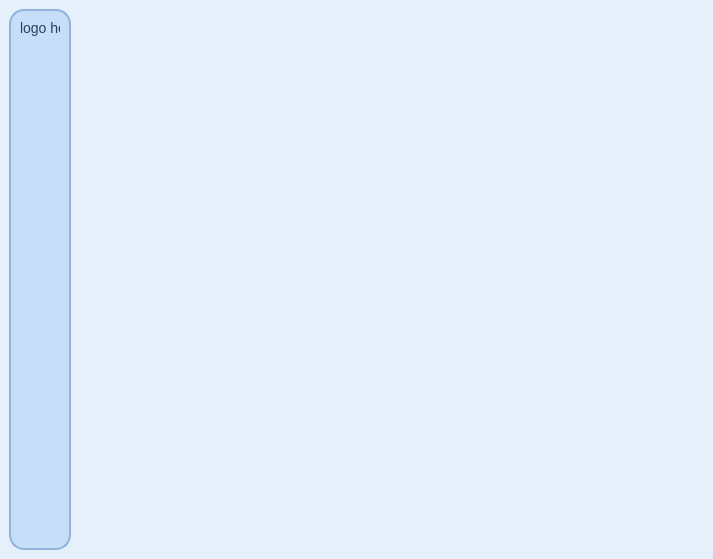
First picture: the form in python_application/gui/ui_files/app_sw.ui, repository MohammadIbraheem71/Image_filter_applicator, before the edit.
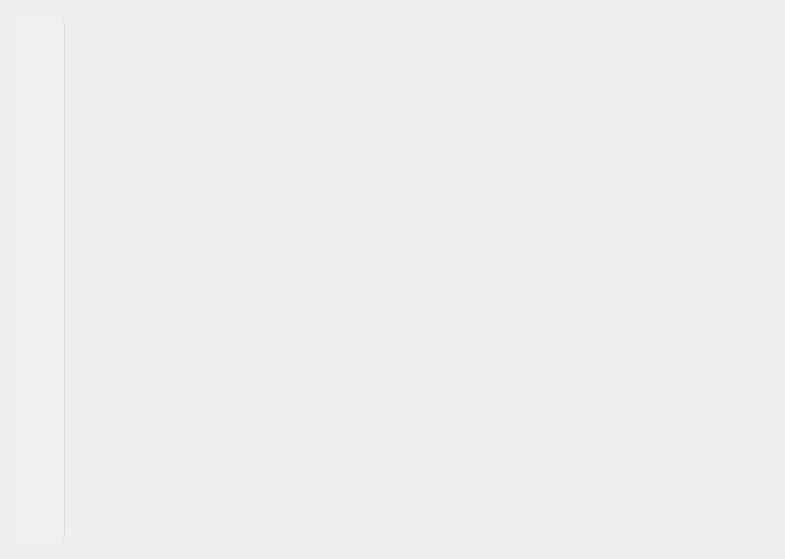
Second picture: the form after the edit. Icons and pictures are not drawn.

```diff
--- a/python_application/gui/ui_files/app_sw.ui
+++ b/python_application/gui/ui_files/app_sw.ui
@@ -6,7 +6,7 @@
    <rect>
     <x>0</x>
     <y>0</y>
-    <width>713</width>
+    <width>785</width>
     <height>559</height>
    </rect>
   </property>
@@ -15,25 +15,29 @@
   </property>
   <property name="styleSheet">
    <string notr="true">/* -----------------------------------------
-   GENERAL
+   GENERAL - Modern Glassmorphism UI
 ----------------------------------------- */
 QWidget {
-    background-color: #E6F0FA;   /* soft light blue */
-    font-family: &quot;Segoe UI&quot;;
+    background: qlineargradient(x1:0, y1:0, x2:1, y2:0,
+                                stop:0 rgba(150, 50, 100, 0.9),   /* Dark pink on the left */
+                                stop:1 rgba(80, 40, 140, 0.9));  /* Purple on the right */
+    font-family: -apple-system, BlinkMacSystemFont, &quot;Segoe UI&quot;, &quot;Roboto&quot;, &quot;Helvetica&quot;, sans-serif;
     font-size: 14px;
-    color: #2A3E5C;              /* dark blue text for contrast */
+    color: #E8E0F5;                 /* Light purple text */
 }
 
 /* -----------------------------------------
    BUTTONS (GENERAL)
 ----------------------------------------- */
 QPushButton {
-    background-color: #D0E4F7;       /* pale blue */
-    color: #2A3E5C;                  /* dark blue text */
-    border: 2px solid #A3C2E7;       /* subtle border */
-    border-radius: 10px;
-    padding: 8px 16px;
-    box-shadow: 0 2px 4px rgba(0,0,0,0.1); /* soft shadow */
+    background-color: rgba(255, 255, 255, 0.12);  /* Glass-like translucent */
+    color: #F5F0FF;
+    border: 1px solid rgba(255, 255, 255, 0.25);
+    border-radius: 6px;
+    padding: 0px;
+    font-weight: 600;
+    font-size: 14px;
+    min-height: 36px;
 }
 
 QPushButton:hover {
@@ -47,34 +51,59 @@
 
 /* Disabled state */
 QPushButton:disabled {
-    background-color: #D9E7F5;
-    color: #A3B9C9;
+    background-color: rgba(180, 170, 190, 0.3);
+    color: rgba(45, 36, 64, 0.4);
+    border: 1px solid rgba(255, 255, 255, 0.2);
+}
+
+QPushButton::icon {
+    alignment: center;
+}
+
+/* Secondary button style */
+QPushButton[secondary=&quot;true&quot;] {
+    background-color: rgba(255, 255, 255, 0.08);
+    color: #F5F0FF;
+    border: 1px solid rgba(255, 255, 255, 0.2);
+}
+
+QPushButton[secondary=&quot;true&quot;]:hover {
+    background-color: rgba(255, 255, 255, 0.15);
+    border: 1px solid rgba(255, 255, 255, 0.35);
+    box-shadow: 0 8px 24px rgba(255, 255, 255, 0.2);
 }
 
 /* -----------------------------------------
    SIDEBAR
 ----------------------------------------- */
 QFrame#sidebar {
-    background-color: #C6DEF8;       /* slightly darker blue */
-    border: 2px solid #91B3DC; /* subtle outline */
-	border-radius: 15px;
+    background-color: rgba(255, 255, 255, 0.08);  /* Very translucent to see background through */
+    border-right: 1px solid rgba(200, 160, 220, 0.3);
+    border-radius: 0px;
+    padding: 20px 1px;
 }
 
-QLabel#logo_gif{
-	background-color: transparent;
+/* Logo styling */
+QLabel#logo_gif {
+    background-color: transparent;
+    border-radius: 12px;
+    padding: 16px 0px;
 }
 
 /* -----------------------------------------
-   SIDEBAR BUTTONS (ICON ONLY)
+   SIDEBAR BUTTONS (Glowing Effect)
 ----------------------------------------- */
 QPushButton#filter_pg_btn,
 QPushButton#gallery_pg_btn,
 QPushButton#profile_pg_btn {
     background-color: transparent;
     border: none;
-    color: transparent;
-    padding: 0px;
-    margin: 0px;
+    color: #2D2440;
+    padding: 14px 16px;
+    border-radius: 14px;
+    text-align: left;
+    font-weight: 500;
+    font-size: 15px;
 }
 
 QPushButton#filter_pg_btn:hover,
@@ -84,58 +113,361 @@
     border-radius: 5px;
 }
 
-QPushButton#filter_pg_btn:pressed,
-QPushButton#gallery_pg_btn:pressed,
-QPushButton#profile_pg_btn:pressed {
-    background-color: rgba(41, 128, 185, 0.2); /* subtle press effect */
+QPushButton#filter_pg_btn,
+QPushButton#gallery_pg_btn,
+QPushButton#profile_pg_btn {
+    padding: 0px;                  /* Remove padding offsets */
+    text-align: center;            /* Center icon */
+    qproperty-iconSize: 28px 28px; /* (Optional) define icon size */
+}
+
+/* Active/selected state */
+QPushButton#filter_pg_btn[active=&quot;true&quot;],
+QPushButton#gallery_pg_btn[active=&quot;true&quot;],
+QPushButton#profile_pg_btn[active=&quot;true&quot;] {
+    font-weight: 700;
+    background-color: rgba(220, 180, 240, 0.4);
+    box-shadow: 0 0 15px rgba(200, 150, 230, 0.5);
 }
 
 /* -----------------------------------------
    COMBO BOX
 ----------------------------------------- */
 QComboBox {
-    background-color: #D0E4F7;
-    border: 2px solid #A3C2E7;
-    border-radius: 8px;
-    padding: 6px 30px 6px 10px; /* leave space for arrow */
-    color: #2A3E5C;
+    background-color: rgba(255, 255, 255, 0.5);
+    border: 1px solid rgba(255, 255, 255, 0.4);
+    border-radius: 12px;
+    padding: 10px 36px 10px 14px;
+    color: #2D2440;
+    font-weight: 500;
+    font-size: 14px;
+    min-height: 36px;
+}
+
+QComboBox:hover {
+    border: 1px solid rgba(220, 180, 230, 0.6);
+    background-color: rgba(255, 255, 255, 0.7);
+    box-shadow: 0 4px 16px rgba(220, 180, 230, 0.3);
+}
+
+QComboBox:focus {
+    border: 1px solid rgba(220, 180, 230, 0.8);
+    box-shadow: 0 0 20px rgba(220, 180, 230, 0.4);
 }
 
 QComboBox::drop-down {
     subcontrol-origin: padding;
     subcontrol-position: top right;
-    width: 25px;
-    border-left: 1px solid #A3C2E7;
+    width: 32px;
+    border-left: none;
+    border-top-right-radius: 12px;
+    border-bottom-right-radius: 12px;
 }
 
 QComboBox::down-arrow {
-    width: 0; 
-    height: 0;
-    border-left: 5px solid transparent;
-    border-right: 5px solid transparent;
-    border-top: 7px solid #2A3E5C; 
-    margin-right: 5px;
+    image: url(:/icons/arrow_down.svg);
+    width: 12px;
+    height: 12px;
 }
 
-/* hover */
-QComboBox:hover {
-    background-color: #B7D6F2;
-}
-
-/* pressed */
-QComboBox:pressed {
-    background-color: #A3C2E7;
-}
-
-/* popup list */
 QComboBox QAbstractItemView {
-    background-color: #E6F0FA;
-    border: 1px solid #A3C2E7;
-    selection-background-color: #B7D6F2;
-    selection-color: #2A3E5C;
+    background-color: rgba(250, 245, 255, 0.95);
+    border: 1px solid rgba(220, 180, 230, 0.5);
+    border-radius: 12px;
+    selection-background-color: rgba(220, 180, 240, 0.4);
+    selection-color: #2D2440;
     outline: 0;
+    padding: 6px;
 }
-</string>
+
+QComboBox QAbstractItemView::item {
+    min-height: 38px;
+    padding: 10px 14px;
+    color: #2D2440;
+    border-radius: 8px;
+}
+
+QComboBox QAbstractItemView::item:hover {
+    background-color: rgba(220, 180, 240, 0.3);
+    box-shadow: 0 0 12px rgba(220, 180, 230, 0.4);
+}
+
+/* -----------------------------------------
+   INPUT FIELDS (Glassmorphism)
+----------------------------------------- */
+QLineEdit, QTextEdit {
+    background-color: rgba(255, 255, 255, 0.5);
+    border: 1px solid rgba(255, 255, 255, 0.4);
+    border-radius: 12px;
+    padding: 11px 14px;
+    color: #2D2440;
+    font-size: 14px;
+}
+
+QLineEdit:focus, QTextEdit:focus {
+    background-color: rgba(255, 255, 255, 0.7);
+    border: 1px solid rgba(220, 180, 230, 0.8);
+    box-shadow: 0 0 20px rgba(220, 180, 230, 0.4);
+    outline: none;
+}
+
+QLineEdit::placeholder, QTextEdit::placeholder {
+    color: rgba(45, 36, 64, 0.5);
+}
+
+/* -----------------------------------------
+   SCROLLBARS (Glassmorphism)
+----------------------------------------- */
+QScrollBar:vertical {
+    background: rgba(255, 255, 255, 0.2);
+    width: 10px;
+    border-radius: 5px;
+    margin: 2px;
+}
+
+QScrollBar::handle:vertical {
+    background: rgba(220, 180, 230, 0.5);
+    border-radius: 5px;
+    min-height: 30px;
+}
+
+QScrollBar::handle:vertical:hover {
+    background: rgba(220, 180, 230, 0.8);
+    box-shadow: 0 0 10px rgba(200, 150, 230, 0.6);
+}
+
+QScrollBar::add-line:vertical, 
+QScrollBar::sub-line:vertical {
+    height: 0px;
+    background: none;
+}
+
+QScrollBar:horizontal {
+    background: rgba(255, 255, 255, 0.2);
+    height: 10px;
+    border-radius: 5px;
+    margin: 2px;
+}
+
+QScrollBar::handle:horizontal {
+    background: rgba(220, 180, 230, 0.5);
+    border-radius: 5px;
+    min-width: 30px;
+}
+
+QScrollBar::handle:horizontal:hover {
+    background: rgba(220, 180, 230, 0.8);
+    box-shadow: 0 0 10px rgba(200, 150, 230, 0.6);
+}
+
+/* -----------------------------------------
+   TABLE VIEWS
+----------------------------------------- */
+QTableView {
+    background-color: rgba(255, 255, 255, 0.4);
+    gridline-color: rgba(220, 180, 230, 0.2);
+    color: #2D2440;
+    border: 1px solid rgba(255, 255, 255, 0.4);
+    border-radius: 12px;
+    selection-background-color: rgba(220, 180, 240, 0.3);
+    selection-color: #2D2440;
+}
+
+QHeaderView::section {
+    background-color: rgba(240, 235, 250, 0.6);
+    color: #2D2440;
+    border: none;
+    border-bottom: 1px solid rgba(220, 180, 230, 0.3);
+    padding: 12px 10px;
+    font-weight: 600;
+    font-size: 12px;
+    text-transform: uppercase;
+    letter-spacing: 0.8px;
+}
+
+/* -----------------------------------------
+   CARDS / FRAMES
+----------------------------------------- */
+QFrame[card=&quot;true&quot;] {
+    background-color: rgba(255, 255, 255, 0.5);
+    border: 1px solid rgba(255, 255, 255, 0.4);
+    border-radius: 16px;
+    box-shadow: 0 8px 32px rgba(200, 150, 230, 0.2);
+}
+
+/* -----------------------------------------
+   SIDEBAR (Rounded Glass Panel)
+----------------------------------------- */
+QFrame#sidebar {
+    background-color: rgba(255, 255, 255, 0.08);
+    border-right: 1px solid rgba(200, 160, 220, 0.3);
+
+    border-radius: 10px;     /* Round the corners */
+    margin: 6px;            /* Push away from window so radius is visible */
+    padding: 20px 1px;
+}
+
+
+/* -----------------------------------------
+   LABELS (Headers)
+----------------------------------------- */
+QLabel[heading=&quot;true&quot;] {
+    font-weight: 700;
+    font-size: 18px;
+    color: #2D2440;
+}
+
+QLabel[subheading=&quot;true&quot;] {
+    font-weight: 500;
+    font-size: 14px;
+    color: rgba(45, 36, 64, 0.7);
+}
+
+/* -----------------------------------------
+   SEPARATORS
+----------------------------------------- */
+QFrame[separator=&quot;true&quot;] {
+    background-color: rgba(220, 180, 230, 0.3);
+    max-height: 1px;
+    min-height: 1px;
+}
+
+/* -----------------------------------------
+   TABS (Glassmorphism)
+----------------------------------------- */
+QTabWidget::pane {
+    border: none;
+    background-color: rgba(255, 255, 255, 0.4);
+    border-radius: 12px;
+}
+
+QTabBar::tab {
+    background-color: transparent;
+    color: rgba(45, 36, 64, 0.6);
+    border: none;
+    border-bottom: 2px solid transparent;
+    padding: 12px 20px;
+    font-weight: 600;
+    font-size: 14px;
+}
+
+QTabBar::tab:hover {
+    color: #2D2440;
+    background-color: rgba(220, 180, 240, 0.2);
+    box-shadow: 0 0 15px rgba(200, 150, 230, 0.4);
+}
+
+QTabBar::tab:selected {
+    color: #2D2440;
+    border-bottom: 2px solid rgba(200, 150, 230, 0.8);
+    background-color: rgba(220, 180, 240, 0.3);
+}
+
+/* -----------------------------------------
+   CHECKBOXES &amp; RADIO BUTTONS
+----------------------------------------- */
+QCheckBox, QRadioButton {
+    color: #2D2440;
+    spacing: 10px;
+}
+
+QCheckBox::indicator, QRadioButton::indicator {
+    width: 20px;
+    height: 20px;
+    border-radius: 5px;
+    border: 2px solid rgba(220, 180, 230, 0.5);
+    background-color: rgba(255, 255, 255, 0.5);
+}
+
+QCheckBox::indicator:hover, QRadioButton::indicator:hover {
+    border: 2px solid rgba(220, 180, 230, 0.8);
+    box-shadow: 0 0 12px rgba(200, 150, 230, 0.5);
+}
+
+QCheckBox::indicator:checked {
+    background-color: rgba(220, 180, 230, 0.8);
+    border: 2px solid rgba(200, 150, 230, 0.9);
+    image: url(:/icons/check_white.svg);
+    box-shadow: 0 0 15px rgba(200, 150, 230, 0.6);
+}
+
+QRadioButton::indicator {
+    border-radius: 10px;
+}
+
+QRadioButton::indicator:checked {
+    background-color: rgba(220, 180, 230, 0.8);
+    border: 5px solid rgba(255, 255, 255, 0.9);
+    box-shadow: 0 0 15px rgba(200, 150, 230, 0.6);
+}
+
+/* -----------------------------------------
+   TOOLTIPS
+----------------------------------------- */
+QToolTip {
+    background-color: rgba(240, 235, 250, 0.95);
+    color: #2D2440;
+    border: 1px solid rgba(220, 180, 230, 0.5);
+    border-radius: 8px;
+    padding: 8px 12px;
+    font-size: 12px;
+    box-shadow: 0 4px 16px rgba(200, 150, 230, 0.3);
+}
+
+/* -----------------------------------------
+   MENU &amp; CONTEXT MENUS
+----------------------------------------- */
+QMenu {
+    background-color: rgba(250, 245, 255, 0.95);
+    border: 1px solid rgba(220, 180, 230, 0.5);
+    border-radius: 12px;
+    padding: 6px;
+}
+
+QMenu::item {
+    padding: 10px 16px;
+    border-radius: 8px;
+    color: #2D2440;
+}
+
+QMenu::item:selected {
+    background-color: rgba(220, 180, 240, 0.4);
+    box-shadow: 0 0 12px rgba(200, 150, 230, 0.4);
+}
+
+QMenu::separator {
+    height: 1px;
+    background-color: rgba(220, 180, 230, 0.3);
+    margin: 6px 10px;
+}
+
+/* -----------------------------------------
+   DIALOGS &amp; MESSAGE BOXES
+----------------------------------------- */
+QDialog {
+    background-color: rgba(240, 230, 250, 0.95);
+}
+
+QMessageBox {
+    background-color: rgba(240, 230, 250, 0.95);
+}
+
+/* -----------------------------------------
+   PROGRESS BARS
+----------------------------------------- */
+QProgressBar {
+    background-color: rgba(255, 255, 255, 0.4);
+    border: 1px solid rgba(220, 180, 230, 0.3);
+    border-radius: 6px;
+    height: 8px;
+    text-align: center;
+}
+
+QProgressBar::chunk {
+    background-color: rgba(220, 180, 230, 0.8);
+    border-radius: 5px;
+    box-shadow: 0 0 10px rgba(200, 150, 230, 0.5);
+}</string>
   </property>
   <widget class="QWidget" name="centralwidget">
    <layout class="QHBoxLayout" name="horizontalLayout">
@@ -166,13 +498,6 @@
        <enum>QFrame::Shadow::Raised</enum>
       </property>
       <layout class="QVBoxLayout" name="verticalLayout_2">
-       <item>
-        <widget class="QLabel" name="logo_gif">
-         <property name="text">
-          <string>logo here</string>
-         </property>
-        </widget>
-       </item>
        <item>
         <spacer name="verticalSpacer_2">
          <property name="orientation">
@@ -197,7 +522,7 @@
          <property name="minimumSize">
           <size>
            <width>0</width>
-           <height>0</height>
+           <height>36</height>
           </size>
          </property>
          <property name="maximumSize">
@@ -215,8 +540,8 @@
          </property>
          <property name="iconSize">
           <size>
-           <width>40</width>
-           <height>40</height>
+           <width>28</width>
+           <height>28</height>
           </size>
          </property>
         </widget>
@@ -244,8 +569,8 @@
          </property>
          <property name="iconSize">
           <size>
-           <width>40</width>
-           <height>40</height>
+           <width>28</width>
+           <height>28</height>
           </size>
          </property>
         </widget>
@@ -267,8 +592,8 @@
          </property>
          <property name="iconSize">
           <size>
-           <width>40</width>
-           <height>40</height>
+           <width>28</width>
+           <height>28</height>
           </size>
          </property>
         </widget>
```
Left out of the diff: 16 changed lines with no effect on the pictures.
